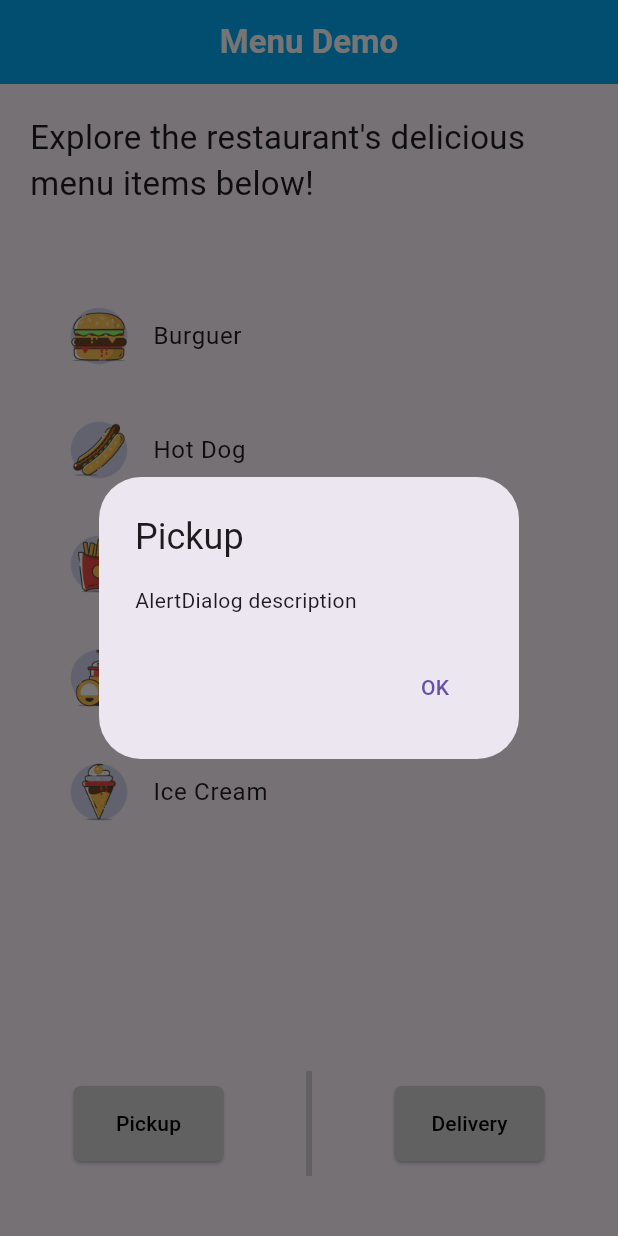
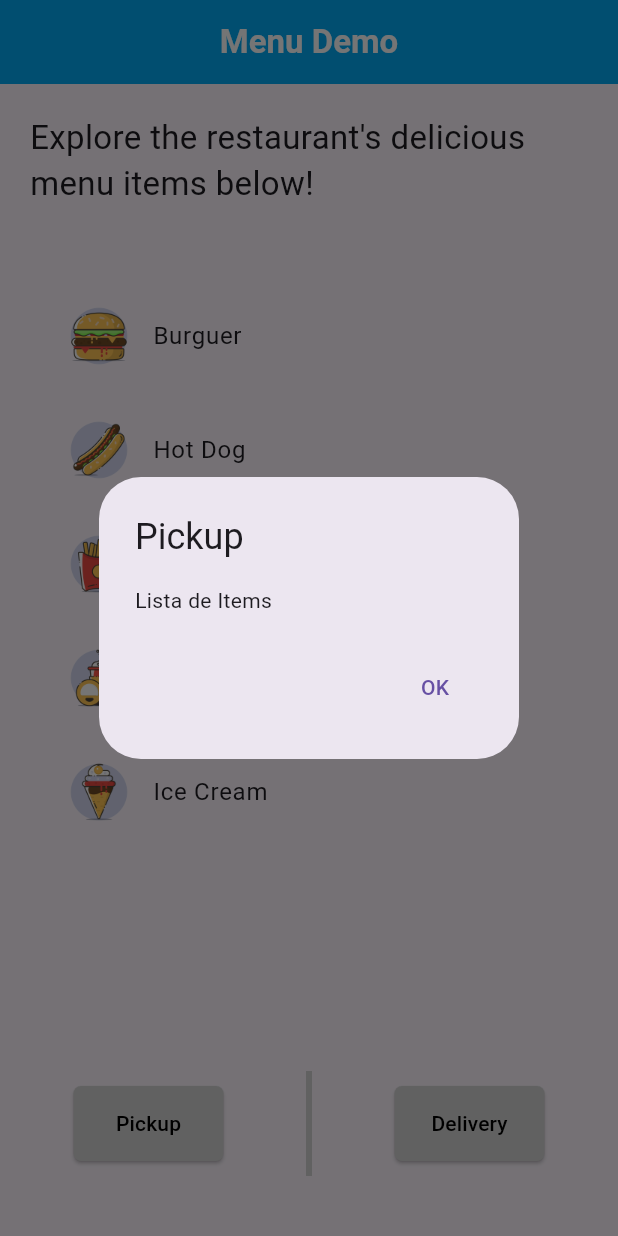
Before and after one commit to JpValdesGalan/DART-Moviles-Tarea03, a Flutter app: the screen it shows after launch, after a tap on "Pickup", on a phone screen of 412 x 824 dp. Run offline on Flutter 3.47's test engine with Material 3 defaults, Android fonts, the phone set to English and light mode, and no system bars.

Commit message:
changes tarea03

```diff
--- a/tarea03/lib/bottom_menu.dart
+++ b/tarea03/lib/bottom_menu.dart
@@ -21,12 +21,12 @@ class BottomMenu extends StatelessWidget {
             onPressed: () => showDialog(
               context: context,
               builder: (BuildContext context) => AlertDialog(
-                title: const Text('Pickup'),
-                content: const Text('AlertDialog description'),
+                title: Text('Pickup'),
+                content: Text('Lista de Items'),
                 actions: [
                   TextButton(
                     onPressed: () => Navigator.pop(context, 'OK'),
-                    child: const Text('OK'),
+                    child: Text('OK'),
                   ),
                 ],
               ),
@@ -57,7 +57,7 @@ class BottomMenu extends StatelessWidget {
               context: context,
               builder: (BuildContext context) => AlertDialog(
                 title: const Text('Delivery'),
-                content: const Text('AlertDialog description'),
+                content: const Text('Lista de Items'),
                 actions: [
                   TextButton(
                     onPressed: () => Navigator.pop(context, 'OK'),
```
Also changed, not shown: 2 other files.
